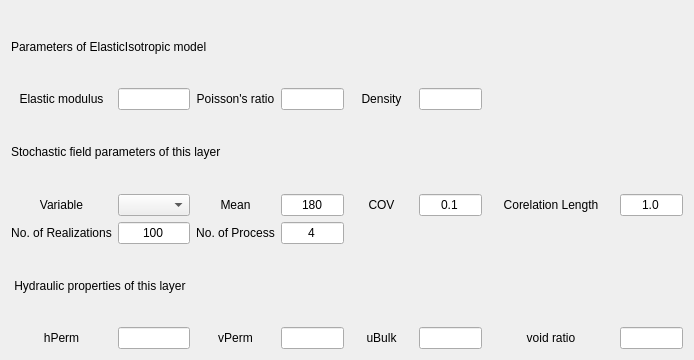
Old version of the form UI/ElasticIsotropic_random.ui in the repository NHERI-SimCenter/QS3hark.
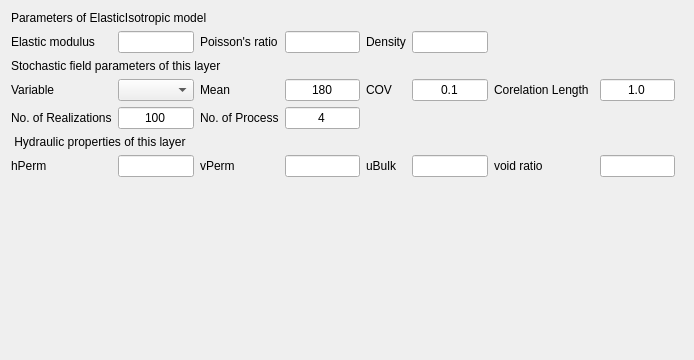
New version of the form.

Commit message: Add material UIs to grid layout

What changed in the file:
```diff
--- a/UI/ElasticIsotropic_random.ui
+++ b/UI/ElasticIsotropic_random.ui
@@ -13,43 +13,9 @@
   <property name="windowTitle">
    <string>Dialog</string>
   </property>
-  <layout class="QGridLayout" name="gridLayout" columnstretch="1,1,1,1,1,1,2,1">
-   <item row="1" column="1">
-    <widget class="QLineEdit" name="EEdt">
-     <property name="sizePolicy">
-      <sizepolicy hsizetype="Preferred" vsizetype="Fixed">
-       <horstretch>0</horstretch>
-       <verstretch>0</verstretch>
-      </sizepolicy>
-     </property>
-     <property name="alignment">
-      <set>Qt::AlignCenter</set>
-     </property>
-    </widget>
-   </item>
-   <item row="5" column="5">
-    <widget class="QLineEdit" name="cov">
-     <property name="sizePolicy">
-      <sizepolicy hsizetype="Preferred" vsizetype="Fixed">
-       <horstretch>0</horstretch>
-       <verstretch>0</verstretch>
-      </sizepolicy>
-     </property>
-     <property name="minimumSize">
-      <size>
-       <width>30</width>
-       <height>0</height>
-      </size>
-     </property>
-     <property name="maximumSize">
-      <size>
-       <width>16777215</width>
-       <height>16777215</height>
-      </size>
-     </property>
-     <property name="text">
-      <string>0.1</string>
-     </property>
+  <layout class="QGridLayout" name="gridLayout" columnstretch="0,0,0,0,0,0,0,0,0">
+   <item row="1" column="5">
+    <widget class="QLineEdit" name="rho">
      <property name="alignment">
       <set>Qt::AlignCenter</set>
      </property>
@@ -76,15 +42,86 @@
       <string>Corelation Length</string>
      </property>
      <property name="alignment">
+      <set>Qt::AlignLeading|Qt::AlignLeft|Qt::AlignVCenter</set>
+     </property>
+    </widget>
+   </item>
+   <item row="9" column="7">
+    <widget class="QLineEdit" name="evoid">
+     <property name="sizePolicy">
+      <sizepolicy hsizetype="Preferred" vsizetype="Fixed">
+       <horstretch>0</horstretch>
+       <verstretch>0</verstretch>
+      </sizepolicy>
+     </property>
+     <property name="alignment">
       <set>Qt::AlignCenter</set>
      </property>
     </widget>
    </item>
-   <item row="5" column="0">
-    <widget class="QLabel" name="varName2">
+   <item row="5" column="5">
+    <widget class="QLineEdit" name="cov">
+     <property name="sizePolicy">
+      <sizepolicy hsizetype="Preferred" vsizetype="Fixed">
+       <horstretch>0</horstretch>
+       <verstretch>0</verstretch>
+      </sizepolicy>
+     </property>
      <property name="minimumSize">
       <size>
-       <width>50</width>
+       <width>0</width>
+       <height>0</height>
+      </size>
+     </property>
+     <property name="maximumSize">
+      <size>
+       <width>16777215</width>
+       <height>16777215</height>
+      </size>
+     </property>
+     <property name="text">
+      <string>0.1</string>
+     </property>
+     <property name="alignment">
+      <set>Qt::AlignCenter</set>
+     </property>
+    </widget>
+   </item>
+   <item row="1" column="1">
+    <widget class="QLineEdit" name="EEdt">
+     <property name="sizePolicy">
+      <sizepolicy hsizetype="Preferred" vsizetype="Fixed">
+       <horstretch>0</horstretch>
+       <verstretch>0</verstretch>
+      </sizepolicy>
+     </property>
+     <property name="alignment">
+      <set>Qt::AlignCenter</set>
+     </property>
+    </widget>
+   </item>
+   <item row="4" column="0" colspan="8">
+    <widget class="QLabel" name="label_13">
+     <property name="text">
+      <string>Stochastic field parameters of this layer</string>
+     </property>
+    </widget>
+   </item>
+   <item row="1" column="4">
+    <widget class="QLabel" name="rho2">
+     <property name="text">
+      <string>Density</string>
+     </property>
+     <property name="alignment">
+      <set>Qt::AlignLeading|Qt::AlignLeft|Qt::AlignVCenter</set>
+     </property>
+    </widget>
+   </item>
+   <item row="5" column="2">
+    <widget class="QLabel" name="mean2">
+     <property name="minimumSize">
+      <size>
+       <width>30</width>
        <height>0</height>
       </size>
      </property>
@@ -98,20 +135,17 @@
       <string>Variable with spatial variability</string>
      </property>
      <property name="text">
-      <string>Variable</string>
+      <string>Mean</string>
      </property>
      <property name="alignment">
-      <set>Qt::AlignCenter</set>
+      <set>Qt::AlignLeading|Qt::AlignLeft|Qt::AlignVCenter</set>
      </property>
     </widget>
    </item>
-   <item row="9" column="4">
-    <widget class="QLabel" name="uBulk_2">
-     <property name="text">
-      <string>uBulk</string>
-     </property>
-     <property name="alignment">
-      <set>Qt::AlignCenter</set>
+   <item row="5" column="1">
+    <widget class="QComboBox" name="varName">
+     <property name="currentText">
+      <string/>
      </property>
     </widget>
    </item>
@@ -136,6 +170,51 @@
       <string>COV</string>
      </property>
      <property name="alignment">
+      <set>Qt::AlignLeading|Qt::AlignLeft|Qt::AlignVCenter</set>
+     </property>
+    </widget>
+   </item>
+   <item row="9" column="2">
+    <widget class="QLabel" name="vPerm_2">
+     <property name="text">
+      <string>vPerm</string>
+     </property>
+     <property name="alignment">
+      <set>Qt::AlignLeading|Qt::AlignLeft|Qt::AlignVCenter</set>
+     </property>
+    </widget>
+   </item>
+   <item row="7" column="0">
+    <widget class="QLabel" name="realization2">
+     <property name="minimumSize">
+      <size>
+       <width>0</width>
+       <height>0</height>
+      </size>
+     </property>
+     <property name="maximumSize">
+      <size>
+       <width>16777215</width>
+       <height>16777215</height>
+      </size>
+     </property>
+     <property name="text">
+      <string>No. of Realizations</string>
+     </property>
+     <property name="alignment">
+      <set>Qt::AlignLeading|Qt::AlignLeft|Qt::AlignVCenter</set>
+     </property>
+    </widget>
+   </item>
+   <item row="9" column="5">
+    <widget class="QLineEdit" name="uBulk">
+     <property name="sizePolicy">
+      <sizepolicy hsizetype="Preferred" vsizetype="Fixed">
+       <horstretch>0</horstretch>
+       <verstretch>0</verstretch>
+      </sizepolicy>
+     </property>
+     <property name="alignment">
       <set>Qt::AlignCenter</set>
      </property>
     </widget>
@@ -153,35 +232,29 @@
      </property>
     </widget>
    </item>
-   <item row="0" column="0" colspan="4">
-    <widget class="QLabel" name="label">
-     <property name="text">
-      <string>Parameters of ElasticIsotropic model  </string>
-     </property>
-    </widget>
-   </item>
-   <item row="7" column="3">
-    <widget class="QLineEdit" name="processor">
+   <item row="9" column="3">
+    <widget class="QLineEdit" name="vPerm">
      <property name="sizePolicy">
       <sizepolicy hsizetype="Preferred" vsizetype="Fixed">
        <horstretch>0</horstretch>
        <verstretch>0</verstretch>
       </sizepolicy>
      </property>
-     <property name="maximumSize">
-      <size>
-       <width>16777215</width>
-       <height>16777215</height>
-      </size>
-     </property>
-     <property name="text">
-      <string>4</string>
-     </property>
      <property name="alignment">
       <set>Qt::AlignCenter</set>
      </property>
     </widget>
    </item>
+   <item row="7" column="2">
+    <widget class="QLabel" name="processor2">
+     <property name="text">
+      <string>No. of Process</string>
+     </property>
+     <property name="alignment">
+      <set>Qt::AlignLeading|Qt::AlignLeft|Qt::AlignVCenter</set>
+     </property>
+    </widget>
+   </item>
    <item row="1" column="0">
     <widget class="QLabel" name="ELabel">
      <property name="sizePolicy">
@@ -197,61 +270,7 @@
       <string>Elastic modulus</string>
      </property>
      <property name="alignment">
-      <set>Qt::AlignCenter</set>
-     </property>
-    </widget>
-   </item>
-   <item row="5" column="2">
-    <widget class="QLabel" name="mean2">
-     <property name="minimumSize">
-      <size>
-       <width>30</width>
-       <height>0</height>
-      </size>
-     </property>
-     <property name="maximumSize">
-      <size>
-       <width>16777215</width>
-       <height>16777215</height>
-      </size>
-     </property>
-     <property name="toolTip">
-      <string>Mean of the variable with spatial variability</string>
-     </property>
-     <property name="text">
-      <string>Mean</string>
-     </property>
-     <property name="alignment">
-      <set>Qt::AlignCenter</set>
-     </property>
-    </widget>
-   </item>
-   <item row="9" column="3">
-    <widget class="QLineEdit" name="vPerm">
-     <property name="sizePolicy">
-      <sizepolicy hsizetype="Preferred" vsizetype="Fixed">
-       <horstretch>0</horstretch>
-       <verstretch>0</verstretch>
-      </sizepolicy>
-     </property>
-     <property name="alignment">
-      <set>Qt::AlignCenter</set>
-     </property>
-    </widget>
-   </item>
-   <item row="1" column="2">
-    <widget class="QLabel" name="vLabel">
-     <property name="sizePolicy">
-      <sizepolicy hsizetype="Preferred" vsizetype="Preferred">
-       <horstretch>0</horstretch>
-       <verstretch>0</verstretch>
-      </sizepolicy>
-     </property>
-     <property name="text">
-      <string>Poisson's ratio</string>
-     </property>
-     <property name="alignment">
-      <set>Qt::AlignCenter</set>
+      <set>Qt::AlignLeading|Qt::AlignLeft|Qt::AlignVCenter</set>
      </property>
     </widget>
    </item>
@@ -265,7 +284,7 @@
      </property>
      <property name="minimumSize">
       <size>
-       <width>30</width>
+       <width>0</width>
        <height>0</height>
       </size>
      </property>
@@ -283,26 +302,6 @@
      </property>
     </widget>
    </item>
-   <item row="9" column="6">
-    <widget class="QLabel" name="evoid_2">
-     <property name="text">
-      <string>void ratio</string>
-     </property>
-     <property name="alignment">
-      <set>Qt::AlignCenter</set>
-     </property>
-    </widget>
-   </item>
-   <item row="9" column="0">
-    <widget class="QLabel" name="hPerm_2">
-     <property name="text">
-      <string>hPerm</string>
-     </property>
-     <property name="alignment">
-      <set>Qt::AlignCenter</set>
-     </property>
-    </widget>
-   </item>
    <item row="5" column="7">
     <widget class="QLineEdit" name="Ly">
      <property name="sizePolicy">
@@ -313,7 +312,7 @@
      </property>
      <property name="minimumSize">
       <size>
-       <width>30</width>
+       <width>0</width>
        <height>0</height>
       </size>
      </property>
@@ -331,94 +330,6 @@
      </property>
     </widget>
    </item>
-   <item row="8" column="0" colspan="4">
-    <widget class="QLabel" name="label_14">
-     <property name="text">
-      <string> Hydraulic properties of this layer</string>
-     </property>
-    </widget>
-   </item>
-   <item row="7" column="2">
-    <widget class="QLabel" name="processor2">
-     <property name="text">
-      <string>No. of Process</string>
-     </property>
-     <property name="alignment">
-      <set>Qt::AlignCenter</set>
-     </property>
-    </widget>
-   </item>
-   <item row="9" column="1">
-    <widget class="QLineEdit" name="hPerm">
-     <property name="sizePolicy">
-      <sizepolicy hsizetype="Preferred" vsizetype="Fixed">
-       <horstretch>0</horstretch>
-       <verstretch>0</verstretch>
-      </sizepolicy>
-     </property>
-     <property name="alignment">
-      <set>Qt::AlignCenter</set>
-     </property>
-    </widget>
-   </item>
-   <item row="9" column="2">
-    <widget class="QLabel" name="vPerm_2">
-     <property name="text">
-      <string>vPerm</string>
-     </property>
-     <property name="alignment">
-      <set>Qt::AlignCenter</set>
-     </property>
-    </widget>
-   </item>
-   <item row="9" column="7">
-    <widget class="QLineEdit" name="evoid">
-     <property name="sizePolicy">
-      <sizepolicy hsizetype="Preferred" vsizetype="Fixed">
-       <horstretch>0</horstretch>
-       <verstretch>0</verstretch>
-      </sizepolicy>
-     </property>
-     <property name="alignment">
-      <set>Qt::AlignCenter</set>
-     </property>
-    </widget>
-   </item>
-   <item row="7" column="0">
-    <widget class="QLabel" name="realization2">
-     <property name="minimumSize">
-      <size>
-       <width>0</width>
-       <height>0</height>
-      </size>
-     </property>
-     <property name="maximumSize">
-      <size>
-       <width>16777215</width>
-       <height>16777215</height>
-      </size>
-     </property>
-     <property name="text">
-      <string>No. of Realizations</string>
-     </property>
-     <property name="alignment">
-      <set>Qt::AlignCenter</set>
-     </property>
-    </widget>
-   </item>
-   <item row="9" column="5">
-    <widget class="QLineEdit" name="uBulk">
-     <property name="sizePolicy">
-      <sizepolicy hsizetype="Preferred" vsizetype="Fixed">
-       <horstretch>0</horstretch>
-       <verstretch>0</verstretch>
-      </sizepolicy>
-     </property>
-     <property name="alignment">
-      <set>Qt::AlignCenter</set>
-     </property>
-    </widget>
-   </item>
    <item row="5" column="3">
     <widget class="QLineEdit" name="mean">
      <property name="sizePolicy">
@@ -429,7 +340,7 @@
      </property>
      <property name="minimumSize">
       <size>
-       <width>30</width>
+       <width>0</width>
        <height>0</height>
       </size>
      </property>
@@ -447,37 +358,152 @@
      </property>
     </widget>
    </item>
-   <item row="4" column="0" colspan="4">
-    <widget class="QLabel" name="label_13">
+   <item row="0" column="0" colspan="8">
+    <widget class="QLabel" name="label">
      <property name="text">
-      <string>Stochastic field parameters of this layer</string>
+      <string>Parameters of ElasticIsotropic model  </string>
      </property>
     </widget>
    </item>
-   <item row="5" column="1">
-    <widget class="QComboBox" name="varName">
-     <property name="currentText">
-      <string/>
+   <item row="7" column="3">
+    <widget class="QLineEdit" name="processor">
+     <property name="sizePolicy">
+      <sizepolicy hsizetype="Preferred" vsizetype="Fixed">
+       <horstretch>0</horstretch>
+       <verstretch>0</verstretch>
+      </sizepolicy>
      </property>
+     <property name="maximumSize">
+      <size>
+       <width>16777215</width>
+       <height>16777215</height>
+      </size>
+     </property>
+     <property name="text">
+      <string>4</string>
+     </property>
+     <property name="alignment">
+      <set>Qt::AlignCenter</set>
+     </property>
     </widget>
    </item>
-   <item row="1" column="4">
-    <widget class="QLabel" name="rho2">
+   <item row="9" column="6">
+    <widget class="QLabel" name="evoid_2">
      <property name="text">
-      <string>Density</string>
+      <string>void ratio</string>
      </property>
      <property name="alignment">
-      <set>Qt::AlignCenter</set>
+      <set>Qt::AlignLeading|Qt::AlignLeft|Qt::AlignVCenter</set>
      </property>
     </widget>
    </item>
-   <item row="1" column="5">
-    <widget class="QLineEdit" name="rho">
+   <item row="9" column="1">
+    <widget class="QLineEdit" name="hPerm">
+     <property name="sizePolicy">
+      <sizepolicy hsizetype="Preferred" vsizetype="Fixed">
+       <horstretch>0</horstretch>
+       <verstretch>0</verstretch>
+      </sizepolicy>
+     </property>
      <property name="alignment">
       <set>Qt::AlignCenter</set>
      </property>
     </widget>
    </item>
+   <item row="5" column="0">
+    <widget class="QLabel" name="varName2">
+     <property name="minimumSize">
+      <size>
+       <width>50</width>
+       <height>0</height>
+      </size>
+     </property>
+     <property name="maximumSize">
+      <size>
+       <width>16777215</width>
+       <height>16777215</height>
+      </size>
+     </property>
+     <property name="toolTip">
+      <string>Variable with spatial variability</string>
+     </property>
+     <property name="text">
+      <string>Variable</string>
+     </property>
+     <property name="alignment">
+      <set>Qt::AlignLeading|Qt::AlignLeft|Qt::AlignVCenter</set>
+     </property>
+    </widget>
+   </item>
+   <item row="9" column="4">
+    <widget class="QLabel" name="uBulk_2">
+     <property name="text">
+      <string>uBulk</string>
+     </property>
+     <property name="alignment">
+      <set>Qt::AlignLeading|Qt::AlignLeft|Qt::AlignVCenter</set>
+     </property>
+    </widget>
+   </item>
+   <item row="8" column="0" colspan="8">
+    <widget class="QLabel" name="label_14">
+     <property name="text">
+      <string> Hydraulic properties of this layer</string>
+     </property>
+    </widget>
+   </item>
+   <item row="9" column="0">
+    <widget class="QLabel" name="hPerm_2">
+     <property name="text">
+      <string>hPerm</string>
+     </property>
+     <property name="alignment">
+      <set>Qt::AlignLeading|Qt::AlignLeft|Qt::AlignVCenter</set>
+     </property>
+    </widget>
+   </item>
+   <item row="10" column="3">
+    <spacer name="verticalSpacer">
+     <property name="orientation">
+      <enum>Qt::Vertical</enum>
+     </property>
+     <property name="sizeHint" stdset="0">
+      <size>
+       <width>20</width>
+       <height>40</height>
+      </size>
+     </property>
+    </spacer>
+   </item>
+   <item row="1" column="2">
+    <widget class="QLabel" name="vLabel">
+     <property name="sizePolicy">
+      <sizepolicy hsizetype="Preferred" vsizetype="Preferred">
+       <horstretch>0</horstretch>
+       <verstretch>0</verstretch>
+      </sizepolicy>
+     </property>
+     <property name="text">
+      <string>Poisson's ratio</string>
+     </property>
+     <property name="alignment">
+      <set>Qt::AlignLeading|Qt::AlignLeft|Qt::AlignVCenter</set>
+     </property>
+    </widget>
+   </item>
+   <item row="5" column="8">
+    <spacer name="horizontalSpacer">
+     <property name="orientation">
+      <enum>Qt::Horizontal</enum>
+     </property>
+     <property name="sizeHint" stdset="0">
+      <size>
+       <width>40</width>
+       <height>20</height>
+      </size>
+     </property>
+    </spacer>
+   </item>
   </layout>
  </widget>
  <resources/>
```
Left out of the diff: 2 changed lines with no effect on the pictures. The commit also changes 9 other files.
